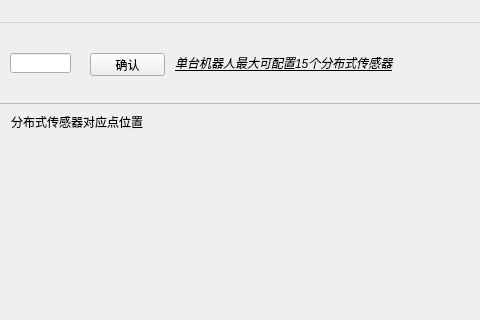
Old version of the form fenbushi.ui in the repository wangqi1994/gui_python_configuration-software; both pictures show x 210 to 690 and y 0 to 320 of the 800 by 600 pixel window.
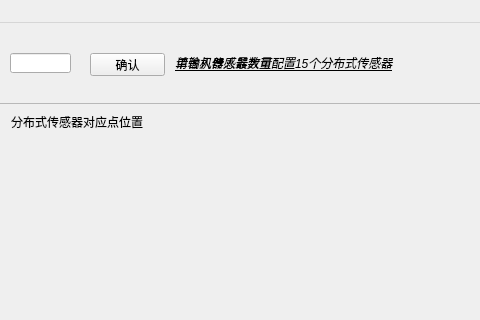
New version of the form.

```diff
--- a/fenbushi.ui
+++ b/fenbushi.ui
@@ -156,6 +156,35 @@
      <enum>Qt::AutoText</enum>
     </property>
    </widget>
+   <widget class="QLabel" name="kong_fenbushi">
+    <property name="enabled">
+     <bool>true</bool>
+    </property>
+    <property name="geometry">
+     <rect>
+      <x>385</x>
+      <y>32</y>
+      <width>131</width>
+      <height>16</height>
+     </rect>
+    </property>
+    <property name="font">
+     <font>
+      <weight>50</weight>
+      <italic>true</italic>
+      <bold>false</bold>
+      <underline>true</underline>
+      <strikeout>false</strikeout>
+      <kerning>true</kerning>
+     </font>
+    </property>
+    <property name="text">
+     <string>请输入传感器数量</string>
+    </property>
+    <property name="textFormat">
+     <enum>Qt::AutoText</enum>
+    </property>
+   </widget>
   </widget>
   <widget class="QMenuBar" name="menubar">
    <property name="geometry">
```
